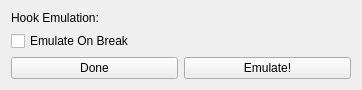
Old version of the form ui/emulate.ui in the repository 1111joe1111/ida_ea.
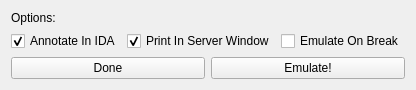
New version of the form.

Patch:
```diff
--- a/ui/emulate.ui
+++ b/ui/emulate.ui
@@ -6,7 +6,7 @@
    <rect>
     <x>0</x>
     <y>0</y>
-    <width>362</width>
+    <width>376</width>
     <height>87</height>
    </rect>
   </property>
@@ -17,12 +17,32 @@
    <item>
     <widget class="QLabel" name="label">
      <property name="text">
-      <string>Hook Emulation:</string>
+      <string>Options:</string>
      </property>
     </widget>
    </item>
    <item>
     <layout class="QHBoxLayout" name="horizontalLayout">
+     <item>
+      <widget class="QCheckBox" name="checkBox_3">
+       <property name="text">
+        <string>Annotate In IDA</string>
+       </property>
+       <property name="checked">
+        <bool>true</bool>
+       </property>
+      </widget>
+     </item>
+     <item>
+      <widget class="QCheckBox" name="checkBox_2">
+       <property name="text">
+        <string>Print In Server Window</string>
+       </property>
+       <property name="checked">
+        <bool>true</bool>
+       </property>
+      </widget>
+     </item>
      <item>
       <widget class="QCheckBox" name="checkBox">
        <property name="text">
```
